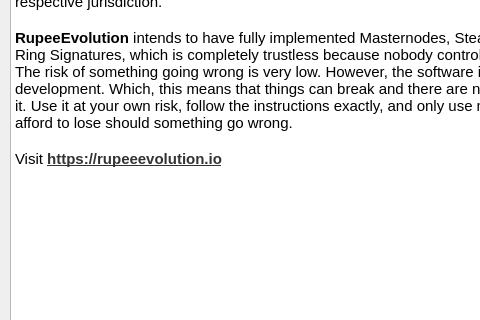
Before: the Qt Designer form src/qt/forms/termsofuse.ui in Rupee-Foundation/Rupee-Evolution, drawn with Qt 5; both pictures show x 0 to 480 and y 130 to 450 of the 651 by 541 pixel window.
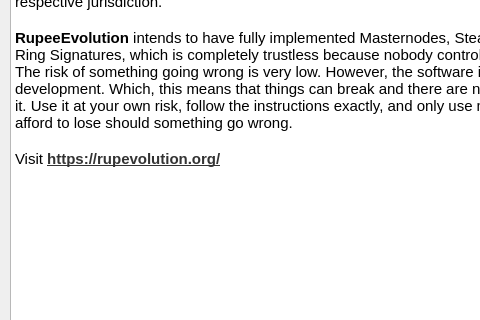
After: the same form once the commit is applied.

The edit to the form file:
```diff
--- a/src/qt/forms/termsofuse.ui
+++ b/src/qt/forms/termsofuse.ui
@@ -31,7 +31,7 @@
 &lt;p style=&quot;-qt-paragraph-type:empty; margin-top:0px; margin-bottom:0px; margin-left:0px; margin-right:0px; -qt-block-indent:0; text-indent:0px; font-family:'Ubuntu'; font-size:11pt;&quot;&gt;&lt;br /&gt;&lt;/p&gt;
 &lt;p style=&quot; margin-top:0px; margin-bottom:0px; margin-left:0px; margin-right:0px; -qt-block-indent:0; text-indent:0px;&quot;&gt;&lt;span style=&quot; font-family:'Ubuntu'; font-size:11pt; font-weight:600;&quot;&gt;RupeeEvolution&lt;/span&gt;&lt;span style=&quot; font-family:'Ubuntu'; font-size:11pt;&quot;&gt; intends to have fully implemented Masternodes, Stealth Addresses and Ring Signatures, which is completely trustless because nobody controls the whole system. The risk of something going wrong is very low. However, the software is still in development. Which, this means that things can break and there are no guarantees about it. Use it at your own risk, follow the instructions exactly, and only use money that you can afford to lose should something go wrong.&lt;/span&gt;&lt;/p&gt;
 &lt;p style=&quot;-qt-paragraph-type:empty; margin-top:0px; margin-bottom:0px; margin-left:0px; margin-right:0px; -qt-block-indent:0; text-indent:0px; font-family:'Ubuntu'; font-size:11pt;&quot;&gt;&lt;br /&gt;&lt;/p&gt;
-&lt;p style=&quot; margin-top:0px; margin-bottom:0px; margin-left:0px; margin-right:0px; -qt-block-indent:0; text-indent:0px;&quot;&gt;&lt;span style=&quot; font-family:'Ubuntu'; font-size:11pt;&quot;&gt;Visit &lt;/span&gt;&lt;a href=&quot;https://rupeeevolution.io&quot;&gt;&lt;span style=&quot; font-size:11pt; font-weight:600; text-decoration: underline; color:#333;&quot;&gt;https://rupeeevolution.io&lt;/span&gt;&lt;/a&gt;&lt;span style=&quot; font-family:'Ubuntu'; font-size:11pt;&quot;&lt;/p&gt;
+&lt;p style=&quot; margin-top:0px; margin-bottom:0px; margin-left:0px; margin-right:0px; -qt-block-indent:0; text-indent:0px;&quot;&gt;&lt;span style=&quot; font-family:'Ubuntu'; font-size:11pt;&quot;&gt;Visit &lt;/span&gt;&lt;a href=&quot;https://rupevolution.org/&quot;&gt;&lt;span style=&quot; font-size:11pt; font-weight:600; text-decoration: underline; color:#333;&quot;&gt;https://rupevolution.org/&lt;/span&gt;&lt;/a&gt;&lt;span style=&quot; font-family:'Ubuntu'; font-size:11pt;&quot;&lt;/p&gt;
 &lt;p style=&quot;-qt-paragraph-type:empty; margin-top:0px; margin-bottom:0px; margin-left:0px; margin-right:0px; -qt-block-indent:0; text-indent:0px; font-size:11pt; font-weight:600; text-decoration: underline; color:#333;&quot;&gt;&lt;br /&gt;&lt;/p&gt;
 &lt;p style=&quot;-qt-paragraph-type:empty; margin-top:0px; margin-bottom:0px; margin-left:0px; margin-right:0px; -qt-block-indent:0; text-indent:0px; font-size:8pt;&quot;&gt;&lt;br /&gt;&lt;/p&gt;
 &lt;p style=&quot;-qt-paragraph-type:empty; margin-top:0px; margin-bottom:0px; margin-left:0px; margin-right:0px; -qt-block-indent:0; text-indent:0px; font-family:'Ubuntu'; font-size:11pt;&quot;&gt;&lt;br /&gt;&lt;/p&gt;
```
